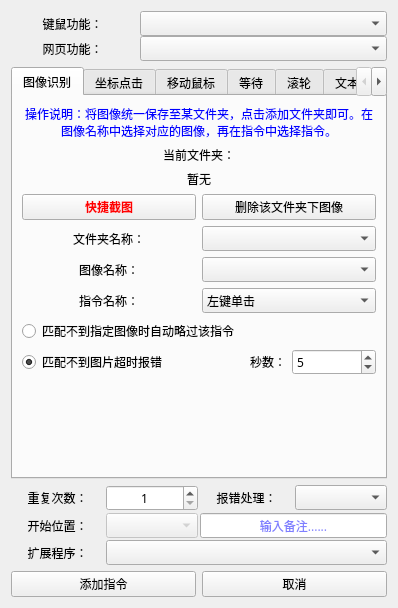
The window that 窗体/navigation.ui (FsterThanLight/automatic_clicker_2) describes before a commit, drawn with Qt 5.
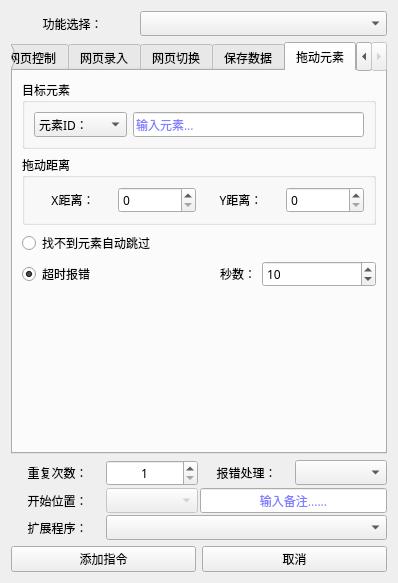
The same window after the commit. The open tabs and pages were chosen to show the change. Icons and pictures are not drawn.

Commit message: 2023年9月10日23:02:28 元素拖动、切换窗口

Diff of the .ui file:
```diff
--- a/窗体/navigation.ui
+++ b/窗体/navigation.ui
@@ -36,26 +36,13 @@
      <item row="0" column="0">
       <widget class="QLabel" name="label_43">
        <property name="text">
-        <string>键鼠功能：</string>
+        <string>功能选择：</string>
        </property>
        <property name="alignment">
         <set>Qt::AlignCenter</set>
        </property>
       </widget>
      </item>
-     <item row="1" column="0">
-      <widget class="QLabel" name="label_68">
-       <property name="text">
-        <string>网页功能：</string>
-       </property>
-       <property name="alignment">
-        <set>Qt::AlignCenter</set>
-       </property>
-      </widget>
-     </item>
-     <item row="1" column="1" colspan="2">
-      <widget class="QComboBox" name="comboBox_25"/>
-     </item>
     </layout>
    </item>
    <item>
@@ -3238,7 +3225,7 @@
      </widget>
      <widget class="QWidget" name="tab_13">
       <attribute name="title">
-       <string>切换frame</string>
+       <string>网页切换</string>
       </attribute>
       <layout class="QVBoxLayout" name="verticalLayout_30">
        <item>
@@ -3806,6 +3793,256 @@
        </item>
       </layout>
      </widget>
+     <widget class="QWidget" name="tab_16">
+      <attribute name="title">
+       <string>拖动元素</string>
+      </attribute>
+      <layout class="QVBoxLayout" name="verticalLayout_36">
+       <item>
+        <widget class="QGroupBox" name="groupBox_10">
+         <property name="font">
+          <font>
+           <family>微软雅黑</family>
+           <weight>50</weight>
+           <bold>false</bold>
+          </font>
+         </property>
+         <property name="title">
+          <string>目标元素</string>
+         </property>
+         <layout class="QVBoxLayout" name="verticalLayout_34">
+          <item>
+           <layout class="QGridLayout" name="gridLayout_23">
+            <item row="0" column="0">
+             <widget class="QComboBox" name="comboBox_30">
+              <item>
+               <property name="text">
+                <string>元素ID：</string>
+               </property>
+              </item>
+              <item>
+               <property name="text">
+                <string>元素名称：</string>
+               </property>
+              </item>
+              <item>
+               <property name="text">
+                <string>xpath定位：</string>
+               </property>
+              </item>
+             </widget>
+            </item>
+            <item row="0" column="1">
+             <widget class="QLineEdit" name="lineEdit_14">
+              <property name="palette">
+               <palette>
+                <active>
+                 <colorrole role="WindowText">
+                  <brush brushstyle="SolidPattern">
+                   <color alpha="255">
+                    <red>0</red>
+                    <green>0</green>
+                    <blue>255</blue>
+                   </color>
+                  </brush>
+                 </colorrole>
+                 <colorrole role="Text">
+                  <brush brushstyle="SolidPattern">
+                   <color alpha="255">
+                    <red>0</red>
+                    <green>0</green>
+                    <blue>255</blue>
+                   </color>
+                  </brush>
+                 </colorrole>
+                 <colorrole role="PlaceholderText">
+                  <brush brushstyle="SolidPattern">
+                   <color alpha="128">
+                    <red>0</red>
+                    <green>0</green>
+                    <blue>255</blue>
+                   </color>
+                  </brush>
+                 </colorrole>
+                </active>
+                <inactive>
+                 <colorrole role="WindowText">
+                  <brush brushstyle="SolidPattern">
+                   <color alpha="255">
+                    <red>0</red>
+                    <green>0</green>
+                    <blue>255</blue>
+                   </color>
+                  </brush>
+                 </colorrole>
+                 <colorrole role="Text">
+                  <brush brushstyle="SolidPattern">
+                   <color alpha="255">
+                    <red>0</red>
+                    <green>0</green>
+                    <blue>255</blue>
+                   </color>
+                  </brush>
+                 </colorrole>
+                 <colorrole role="PlaceholderText">
+                  <brush brushstyle="SolidPattern">
+                   <color alpha="128">
+                    <red>0</red>
+                    <green>0</green>
+                    <blue>255</blue>
+                   </color>
+                  </brush>
+                 </colorrole>
+                </inactive>
+                <disabled>
+                 <colorrole role="WindowText">
+                  <brush brushstyle="SolidPattern">
+                   <color alpha="255">
+                    <red>120</red>
+                    <green>120</green>
+                    <blue>120</blue>
+                   </color>
+                  </brush>
+                 </colorrole>
+                 <colorrole role="Text">
+                  <brush brushstyle="SolidPattern">
+                   <color alpha="255">
+                    <red>120</red>
+                    <green>120</green>
+                    <blue>120</blue>
+                   </color>
+                  </brush>
+                 </colorrole>
+                 <colorrole role="PlaceholderText">
+                  <brush brushstyle="SolidPattern">
+                   <color alpha="128">
+                    <red>0</red>
+                    <green>0</green>
+                    <blue>0</blue>
+                   </color>
+                  </brush>
+                 </colorrole>
+                </disabled>
+               </palette>
+              </property>
+              <property name="placeholderText">
+               <string>输入元素...</string>
+              </property>
+             </widget>
+            </item>
+           </layout>
+          </item>
+         </layout>
+        </widget>
+       </item>
+       <item>
+        <widget class="QGroupBox" name="groupBox_11">
+         <property name="title">
+          <string>拖动距离</string>
+         </property>
+         <layout class="QGridLayout" name="gridLayout_25">
+          <item row="0" column="0">
+           <widget class="QLabel" name="label_68">
+            <property name="text">
+             <string>X距离：</string>
+            </property>
+            <property name="alignment">
+             <set>Qt::AlignCenter</set>
+            </property>
+           </widget>
+          </item>
+          <item row="0" column="1">
+           <widget class="QSpinBox" name="spinBox_10">
+            <property name="maximum">
+             <number>99999</number>
+            </property>
+           </widget>
+          </item>
+          <item row="0" column="2">
+           <widget class="QLabel" name="label_74">
+            <property name="text">
+             <string>Y距离：</string>
+            </property>
+            <property name="alignment">
+             <set>Qt::AlignCenter</set>
+            </property>
+           </widget>
+          </item>
+          <item row="0" column="3">
+           <widget class="QSpinBox" name="spinBox_11">
+            <property name="maximum">
+             <number>99999</number>
+            </property>
+           </widget>
+          </item>
+         </layout>
+        </widget>
+       </item>
+       <item>
+        <layout class="QGridLayout" name="gridLayout_24">
+         <item row="1" column="0">
+          <widget class="QRadioButton" name="radioButton_14">
+           <property name="text">
+            <string>超时报错</string>
+           </property>
+           <property name="checkable">
+            <bool>true</bool>
+           </property>
+           <property name="checked">
+            <bool>true</bool>
+           </property>
+           <property name="autoExclusive">
+            <bool>true</bool>
+           </property>
+          </widget>
+         </item>
+         <item row="1" column="2">
+          <widget class="QSpinBox" name="spinBox_12">
+           <property name="minimum">
+            <number>1</number>
+           </property>
+           <property name="maximum">
+            <number>9999</number>
+           </property>
+           <property name="value">
+            <number>10</number>
+           </property>
+          </widget>
+         </item>
+         <item row="0" column="0" colspan="3">
+          <widget class="QRadioButton" name="radioButton_15">
+           <property name="text">
+            <string>找不到元素自动跳过</string>
+           </property>
+          </widget>
+         </item>
+         <item row="1" column="1">
+          <widget class="QLabel" name="label_75">
+           <property name="text">
+            <string>秒数：</string>
+           </property>
+           <property name="alignment">
+            <set>Qt::AlignRight|Qt::AlignTrailing|Qt::AlignVCenter</set>
+           </property>
+          </widget>
+         </item>
+        </layout>
+       </item>
+       <item>
+        <spacer name="verticalSpacer_13">
+         <property name="orientation">
+          <enum>Qt::Vertical</enum>
+         </property>
+         <property name="sizeHint" stdset="0">
+          <size>
+           <width>20</width>
+           <height>40</height>
+          </size>
+         </property>
+        </spacer>
+       </item>
+      </layout>
+     </widget>
     </widget>
    </item>
    <item>
```
Left out of the diff: 321 changed lines with no effect on the pictures. The commit also changes 10 other files.
